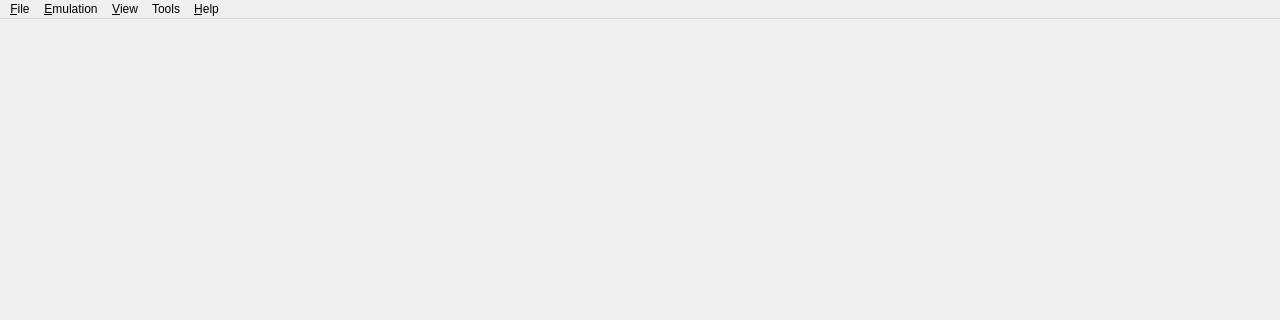
The window that src/yuzu/main.ui (rorrim-rorrim/eden-alt) describes before a commit, drawn with Qt 5; both pictures show x 0 to 1280 and y 0 to 320 of the 1280 by 720 pixel window.
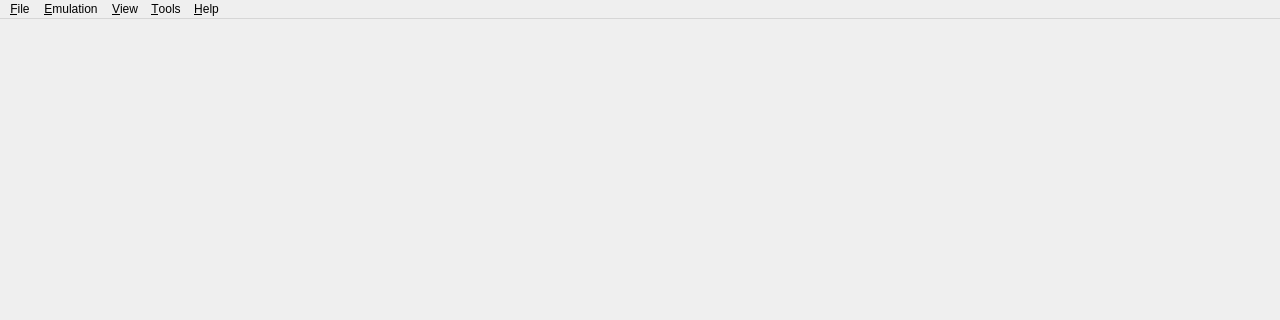
The same window after the commit. Icons and pictures are not drawn.

```diff
--- a/src/yuzu/main.ui
+++ b/src/yuzu/main.ui
@@ -45,7 +45,7 @@
      <x>0</x>
      <y>0</y>
      <width>1280</width>
-     <height>21</height>
+     <height>26</height>
     </rect>
    </property>
    <widget class="QMenu" name="menu_File">
@@ -104,7 +104,7 @@
    </widget>
    <widget class="QMenu" name="menu_Tools">
     <property name="title">
-     <string>Tools</string>
+     <string>&amp;Tools</string>
     </property>
     <addaction name="action_Rederive"/>
     <addaction name="separator"/>
```
Left out of the diff: 62 changed lines with no effect on the pictures.
